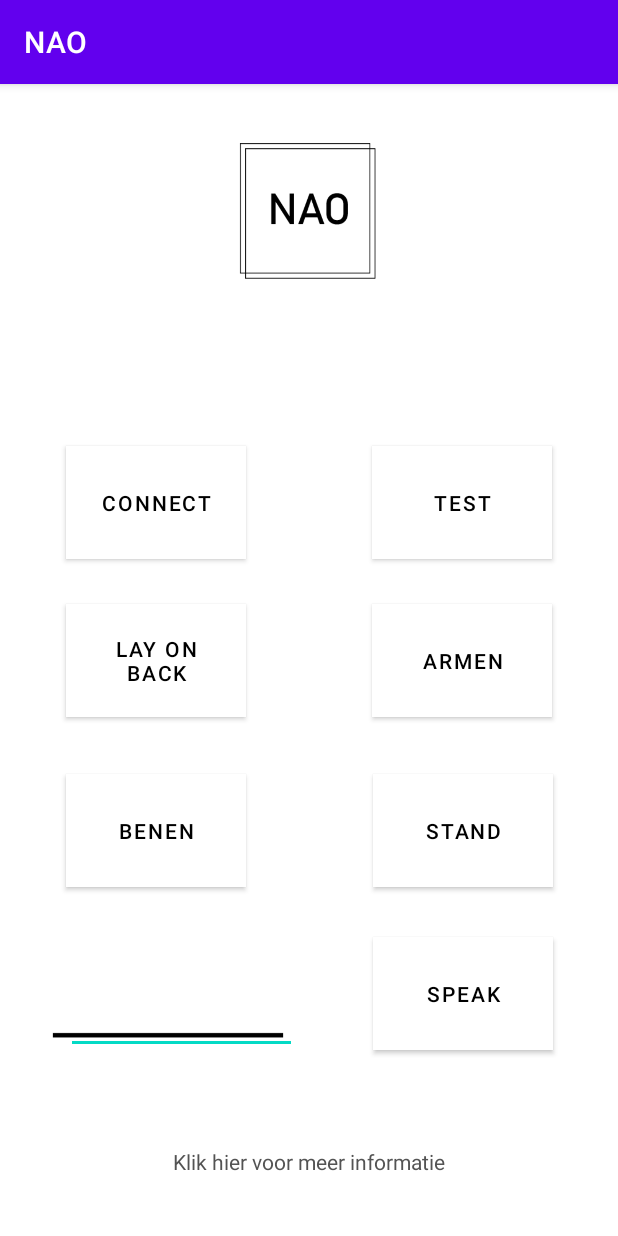
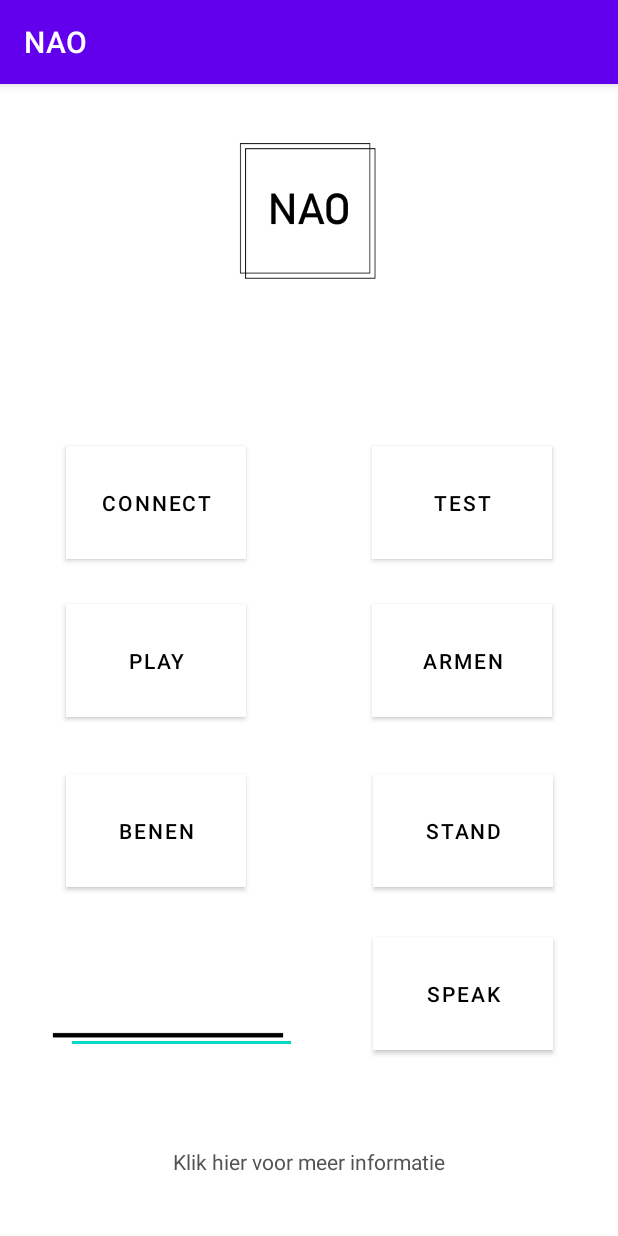
Before and after one commit to ESIgbinosun/NAOrobot, an Android app: the Home screen opened directly, with no data from a screen before it, on a phone screen of 412 x 824 dp. Run offline under Robolectric (Android 15) with nearby library versions, the light colour scheme and no system bars; libraries missing offline, so code that uses them is left out: org.eclipse.paho; 2 statements that could not run were skipped.

Commit message:
Diego Brandjes NAO App Code ver. 5

```diff
--- a/AndroidNAO/app/src/main/java/com/example/nao/Home.java
+++ b/AndroidNAO/app/src/main/java/com/example/nao/Home.java
@@ -70,8 +70,8 @@ public class Home extends AppCompatActivity {
         mqtt.publishMSG("testmsg");
     }
 
-    public void layOnBack (View v) throws Exception {
-        mqtt.publishMSG("layonback");
+    public void play (View v) throws Exception {
+        mqtt.publishMSG("play");
     }
 
     public void oefeningBenen (View v) throws Exception {
--- a/AndroidNAO/app/src/main/res/layout/activity_home.xml
+++ b/AndroidNAO/app/src/main/res/layout/activity_home.xml
@@ -126,8 +126,8 @@
         android:layout_marginEnd="20dp"
         android:background="#000000"
         android:hapticFeedbackEnabled="true"
-        android:onClick="layOnBack"
-        android:text="Lay on Back"
+        android:onClick="play"
+        android:text="Play"
         android:textColor="#000000"
         app:backgroundTint="#FFFFFF"
         app:layout_constraintBottom_toBottomOf="parent"
```
